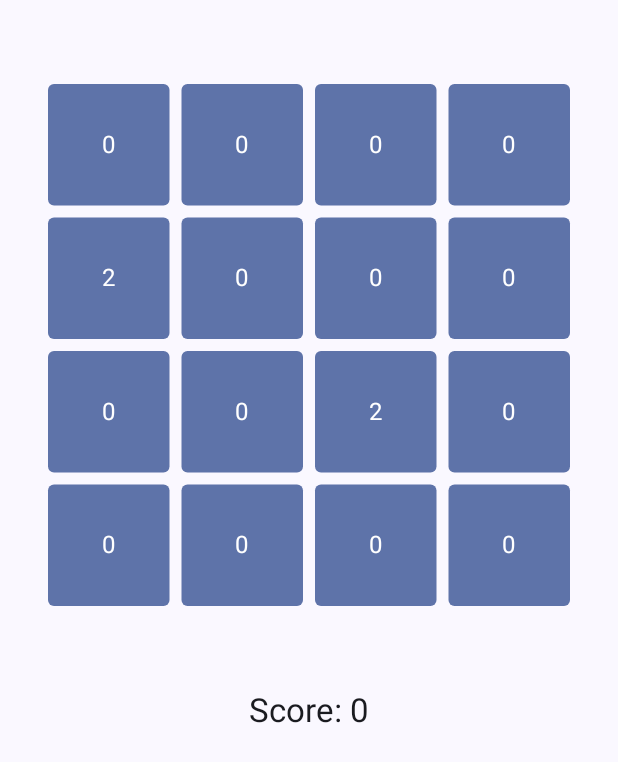
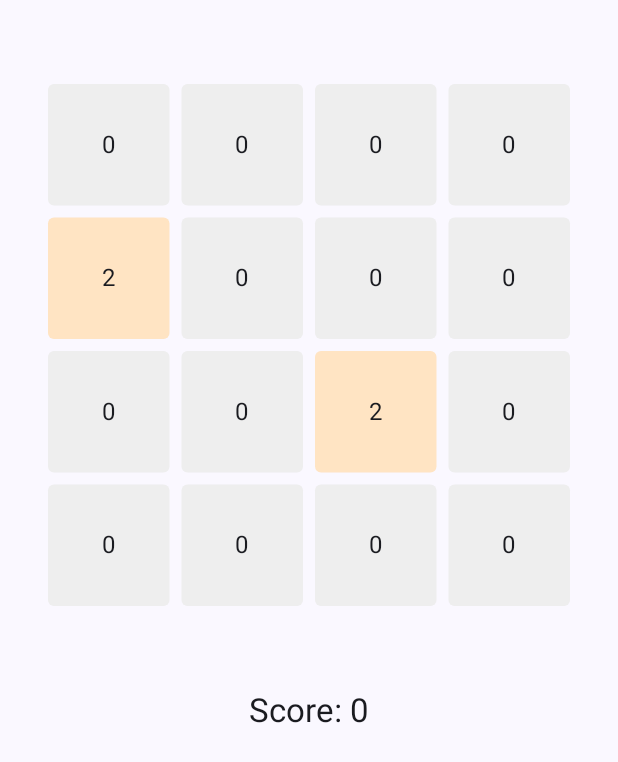
Before and after one commit to christianzoeller/sliding-numbers, an Android app built with Jetpack Compose: the screen it shows after launch (MainActivity), after a tap on "Start game", on a phone screen of 412 x 824 dp. Shown: the top 762 px of the screen. Run offline under Robolectric (Android 15) with nearby library versions, the phone set to English and light mode, and no system bars; our stand-ins replace Dagger/Hilt's generated code.

Commit message:
Change tile and tile text colors

```diff
--- a/app/src/main/java/christianzoeller/slidingnumbers/feature/game/ui/GameBoard.kt
+++ b/app/src/main/java/christianzoeller/slidingnumbers/feature/game/ui/GameBoard.kt
@@ -14,6 +14,7 @@ import androidx.compose.ui.Modifier
 import androidx.compose.ui.geometry.CornerRadius
 import androidx.compose.ui.geometry.Offset
 import androidx.compose.ui.geometry.Size
+import androidx.compose.ui.graphics.Color
 import androidx.compose.ui.platform.LocalDensity
 import androidx.compose.ui.text.drawText
 import androidx.compose.ui.text.rememberTextMeasurer
@@ -57,12 +58,19 @@ fun GameBoard(
             }
         }
 
-        val tileColor = MaterialTheme.colorScheme.primaryContainer
-        val tileContentColor = MaterialTheme.colorScheme.onPrimaryContainer
+        val tileFallbackColor = MaterialTheme.colorScheme.primaryContainer
+        val tileTextColorForLowValues = MaterialTheme.colorScheme.onBackground
+        val tileTextColorForLargeValues = MaterialTheme.colorScheme.background
         val tileTextStyle = MaterialTheme.typography.bodyLarge
 
         Canvas(modifier = canvasBaseModifier.aspectRatio(1f)) {
             for (i in 0..values.lastIndex) {
+                val value = values[i]
+                val tileColor = valueColorMap[value] ?: tileFallbackColor
+                val tileTextColor =
+                    if (value > 256) tileTextColorForLargeValues
+                    else tileTextColorForLowValues
+
                 val m = i / 4
                 val n = i % 4
 
@@ -79,7 +87,7 @@ fun GameBoard(
                     )
                 )
 
-                val value = values[i]
+
                 val textLayoutResult = textMeasurer.measure(
                     text = value.toString(),
                     style = tileTextStyle
@@ -96,7 +104,7 @@ fun GameBoard(
 
                 drawText(
                     textLayoutResult = textLayoutResult,
-                    color = tileContentColor,
+                    color = tileTextColor,
                     topLeft = textTopLeft
                 )
             }
@@ -111,6 +119,24 @@ private data class BoardDimensions(
     val tileCornerRadius: Float
 )
 
+private val valueColorMap = mapOf(
+    0 to Color(0xFFEEEEEE),
+    2 to Color(0xFFFFE4C3),
+    4 to Color(0xFFFFF4D3),
+    8 to Color(0xFFFFDAC3),
+
+    16 to Color(0xFFE7B08E),
+    32 to Color(0xFFE7BF8E),
+    64 to Color(0xFFFFC4C3),
+
+    128 to Color(0xFFE7948E),
+    256 to Color(0xFFBE7E56),
+    512 to Color(0xFFBE5E56),
+
+    1024 to Color(0xFF9C3931),
+    2048 to Color(0xFF701710)
+)
+
 @CompactPreview
 @Composable
 private fun GameRunningView_Preview() = SlidingNumbersTheme {
@@ -119,7 +145,7 @@ private fun GameRunningView_Preview() = SlidingNumbersTheme {
             2, 0, 0, 0,
             2, 4, 2, 8,
             32, 16, 8, 4,
-            128, 64, 32, 16
+            512, 64, 32, 16
         ),
         modifier = Modifier.padding(32.dp)
     )
```
